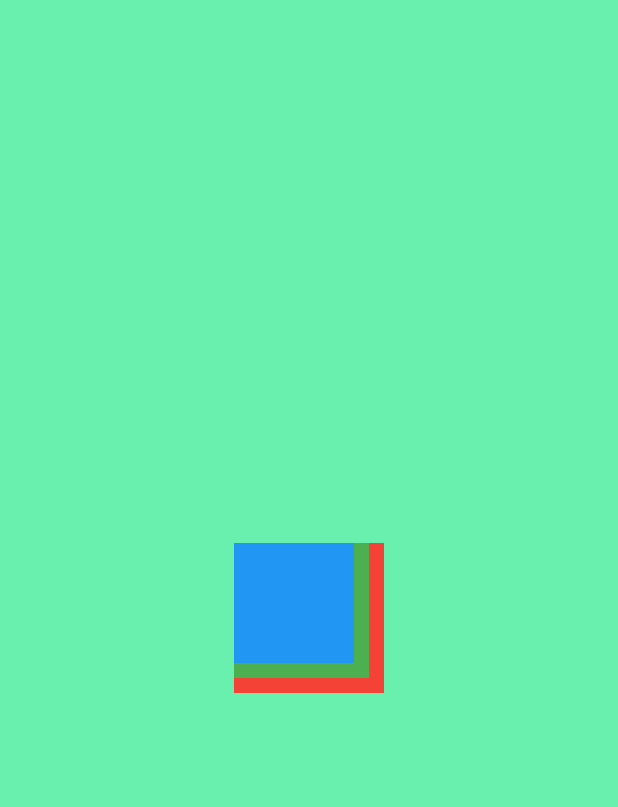
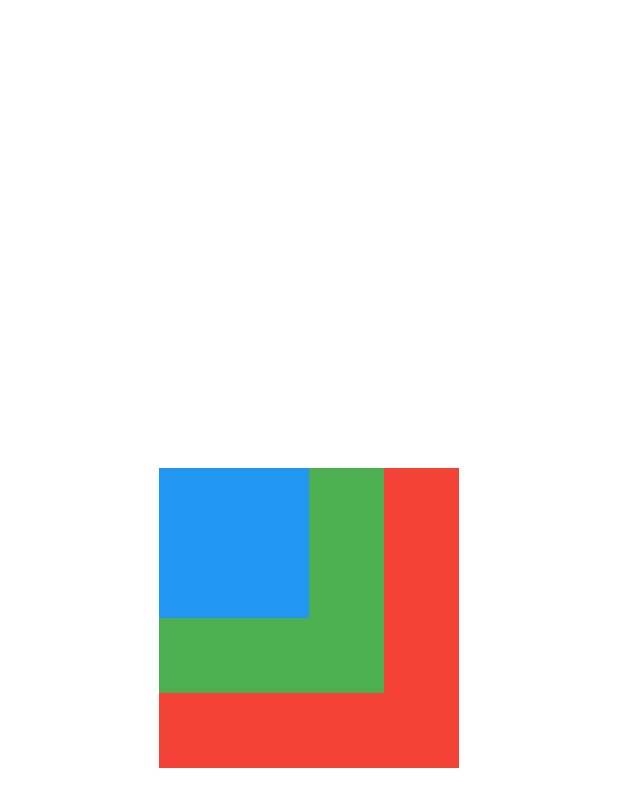
Before and after one commit to aashishtamsya/100-Days-of-Flutter, a Flutter app: the screen it shows after launch, on a phone screen of 412 x 824 dp. Shown: the top 807 px of the screen. Run offline on Flutter 3.47's test engine with Material 2 defaults, Android fonts, the phone set to English and light mode, and no system bars.

Commit message:
Added Layout Container images

```diff
--- a/intro_layouts_containers/lib/UI/home.dart
+++ b/intro_layouts_containers/lib/UI/home.dart
@@ -4,24 +4,24 @@ class Home extends StatelessWidget {
   @override
   Widget build(BuildContext context) {
     return new Container(
-      color: Colors.greenAccent,
+      color: Colors.white,
       alignment: Alignment.center,
 
       child: new Stack(
         children: <Widget>[
           Container(
-            width: 100,
-            height: 100,
+            width: 200,
+            height: 200,
             color: Colors.red,
           ),
           Container(
-            width: 90,
-            height: 90,
+            width: 150,
+            height: 150,
             color: Colors.green,
           ),
           Container(
-            width: 80,
-            height: 80,
+            width: 100,
+            height: 100,
             color: Colors.blue,
           ),
         ],
```
Also changed, not shown: resources/layout_container.png (added), 1 other file.
